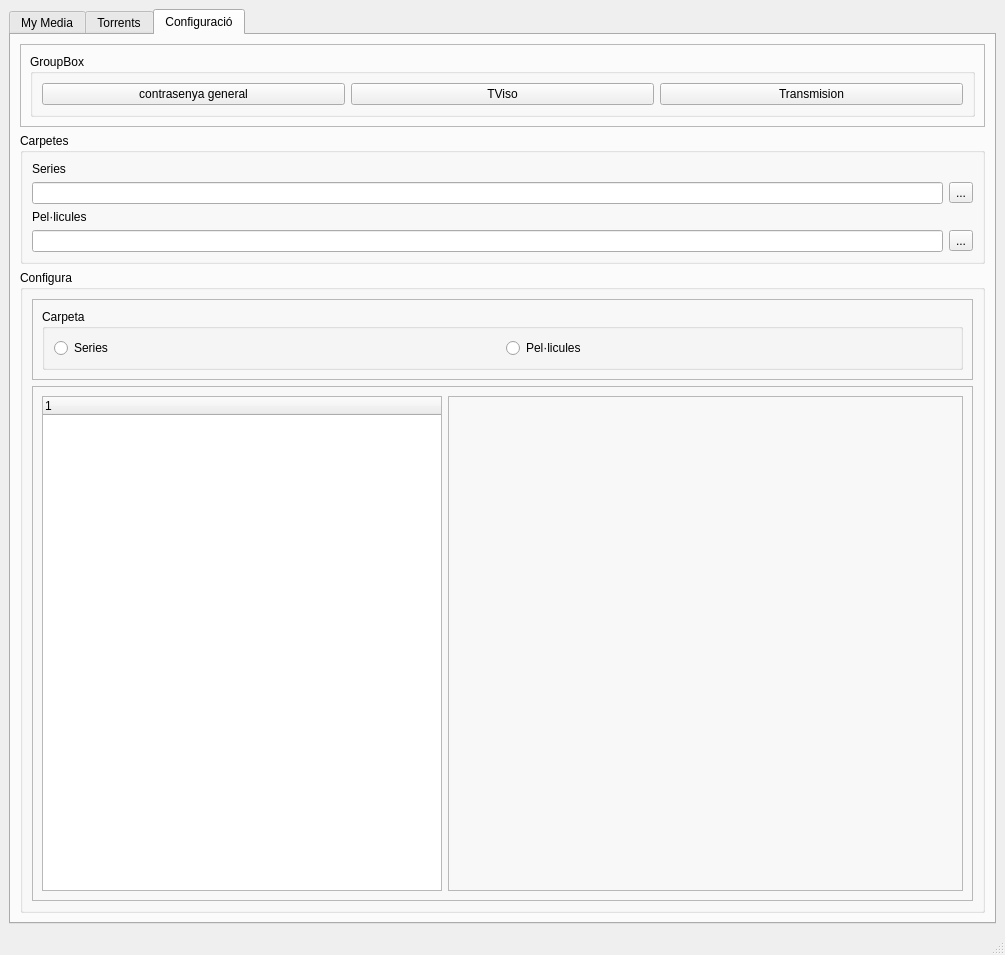
Before: the Qt Designer form tdm/gui.ui in ihipi/TDM, drawn with Qt 5.
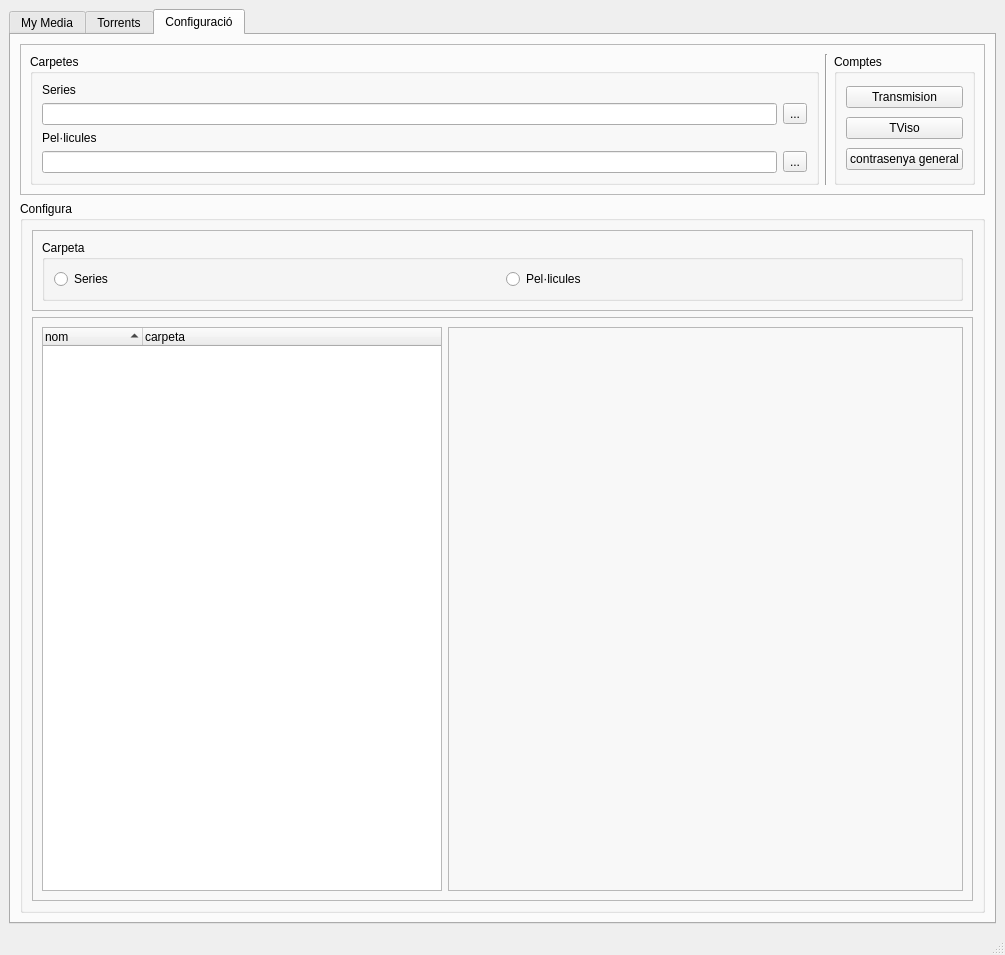
After: the same form once the commit is applied. The open tabs and pages were chosen to show the change.

Diff of the .ui file:
```diff
--- a/tdm/gui.ui
+++ b/tdm/gui.ui
@@ -726,44 +726,6 @@
           </property>
           <layout class="QHBoxLayout" name="horizontalLayout_5">
            <item>
-            <widget class="QGroupBox" name="groupBox_8">
-             <property name="title">
-              <string>GroupBox</string>
-             </property>
-             <layout class="QHBoxLayout" name="horizontalLayout_9">
-              <item>
-               <widget class="QPushButton" name="btn_password">
-                <property name="text">
-                 <string>contrasenya general</string>
-                </property>
-               </widget>
-              </item>
-              <item>
-               <widget class="QPushButton" name="btn_tviso">
-                <property name="toolTip">
-                 <string>&lt;html&gt;&lt;head/&gt;&lt;body&gt;&lt;p&gt;Configura Usuari i Contrasenya de TViso&lt;/p&gt;&lt;/body&gt;&lt;/html&gt;</string>
-                </property>
-                <property name="text">
-                 <string>TViso</string>
-                </property>
-               </widget>
-              </item>
-              <item>
-               <widget class="QPushButton" name="btn_transmission">
-                <property name="text">
-                 <string>Transmision</string>
-                </property>
-               </widget>
-              </item>
-             </layout>
-            </widget>
-           </item>
-          </layout>
-         </widget>
-        </item>
-        <item>
-         <layout class="QHBoxLayout" name="horizontalLayout_4">
-          <item>
            <widget class="QGroupBox" name="groupBox_5">
             <property name="maximumSize">
              <size>
@@ -824,7 +786,51 @@
             </layout>
            </widget>
           </item>
-         </layout>
+           <item>
+            <widget class="Line" name="line_4">
+             <property name="orientation">
+              <enum>Qt::Vertical</enum>
+             </property>
+            </widget>
+           </item>
+           <item>
+            <widget class="QGroupBox" name="groupBox_8">
+             <property name="title">
+              <string>Comptes</string>
+             </property>
+             <layout class="QVBoxLayout" name="verticalLayout_4">
+              <item>
+               <widget class="QPushButton" name="btn_transmission">
+                <property name="text">
+                 <string>Transmision</string>
+                </property>
+               </widget>
+              </item>
+              <item>
+               <widget class="QPushButton" name="btn_tviso">
+                <property name="toolTip">
+                 <string>&lt;html&gt;&lt;head/&gt;&lt;body&gt;&lt;p&gt;Configura Usuari i Contrasenya de TViso&lt;/p&gt;&lt;/body&gt;&lt;/html&gt;</string>
+                </property>
+                <property name="text">
+                 <string>TViso</string>
+                </property>
+               </widget>
+              </item>
+              <item>
+               <widget class="QPushButton" name="btn_password">
+                <property name="text">
+                 <string>contrasenya general</string>
+                </property>
+               </widget>
+              </item>
+             </layout>
+            </widget>
+           </item>
+          </layout>
+         </widget>
+        </item>
+        <item>
+         <layout class="QHBoxLayout" name="horizontalLayout_4"/>
         </item>
         <item>
          <widget class="QGroupBox" name="groupBox_6">
@@ -884,9 +890,20 @@
                   <height>16777215</height>
                  </size>
                 </property>
+                <property name="sortingEnabled">
+                 <bool>true</bool>
+                </property>
+                <property name="wordWrap">
+                 <bool>true</bool>
+                </property>
                 <column>
                  <property name="text">
-                  <string notr="true">1</string>
+                  <string notr="true">nom</string>
+                 </property>
+                </column>
+                <column>
+                 <property name="text">
+                  <string>carpeta</string>
                  </property>
                 </column>
                </widget>
```
Left out of the diff: 88 changed lines with no effect on the pictures. Lines whose indentation alone changed are shown as unchanged.
